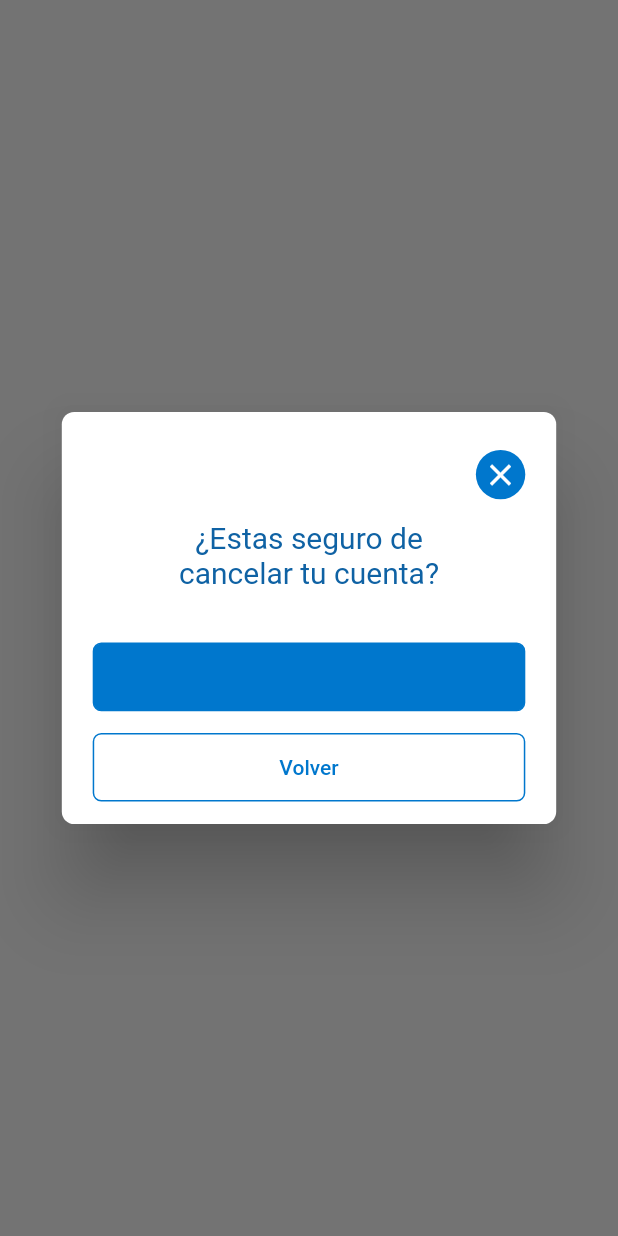
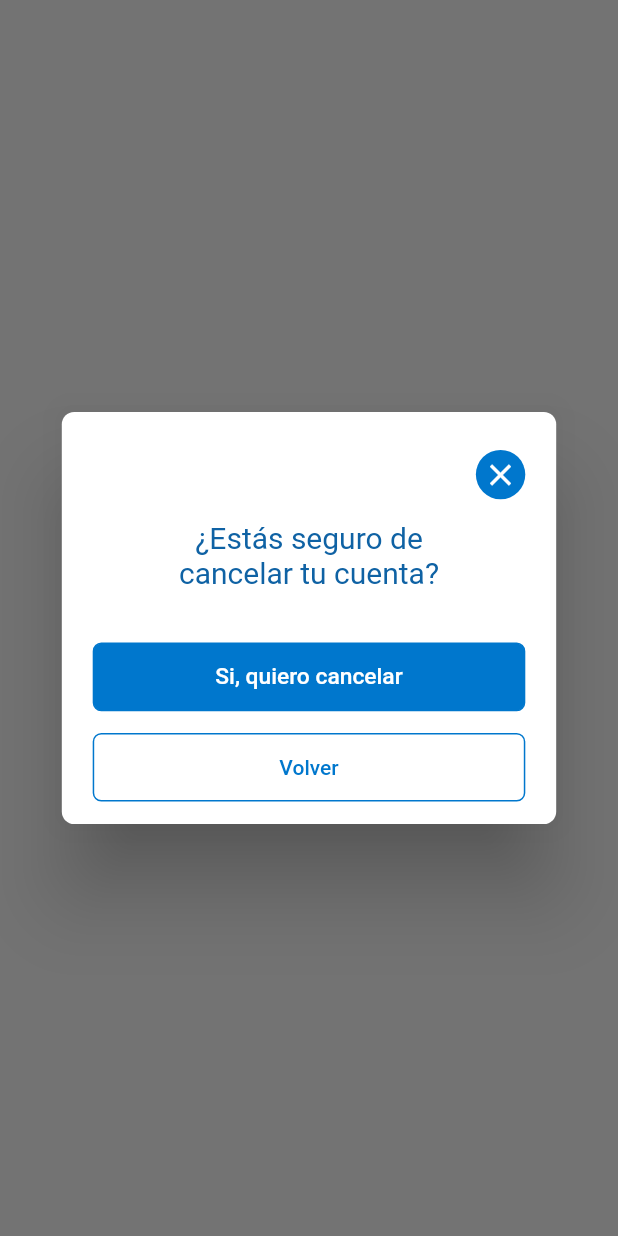
Before and after one commit to alvarohurtadobo/bankcredit, a Flutter app: what genericCancelationConfimation() shows on an empty page, opened directly with empty values, on a phone screen of 412 x 824 dp. Run offline on Flutter 3.47's test engine with Material 2 defaults, Android fonts, the phone set to English and light mode, and no system bars; our stand-ins replace image_picker, local_auth, open_file, shared_preferences, youtube_player_flutter; accounts and stored records are empty; network calls fail.

Commit message:
correccion boton cancelar cuenta

```diff
--- a/lib/common/widgets/genericCancelationConfirmation.dart
+++ b/lib/common/widgets/genericCancelationConfirmation.dart
@@ -59,7 +59,7 @@ Future<bool> genericCancelationConfimation(
                         padding:
                             EdgeInsets.symmetric(horizontal: dialogWidth * 0.1),
                         child: Text(
-                          "¿Estas seguro de cancelar tu cuenta?",
+                          "¿Estás seguro de cancelar tu cuenta?",
                           style: TextStyle(
                               color: const Color(0xff0F62A4),
                               decoration: TextDecoration.none,
@@ -117,9 +117,16 @@ class llamada extends StatelessWidget {
 
   @override
   Widget build(BuildContext context) {
-    return GestureDetector(onTap: () {
-      API.cancelAcount("true");
-      Navigator.of(context).pushNamed("/login");
-    });
+    return TextButton(
+        onPressed: () {
+          API.cancelAcount("true");
+          Navigator.of(context).pushNamed("/login");
+        },
+        child: Text(
+          "Si, quiero cancelar",
+          style: TextStyle(
+              color: const Color.fromARGB(255, 255, 255, 255),
+              fontSize: Sizes.font10 * 0.95),
+        ));
   }
 }
```
